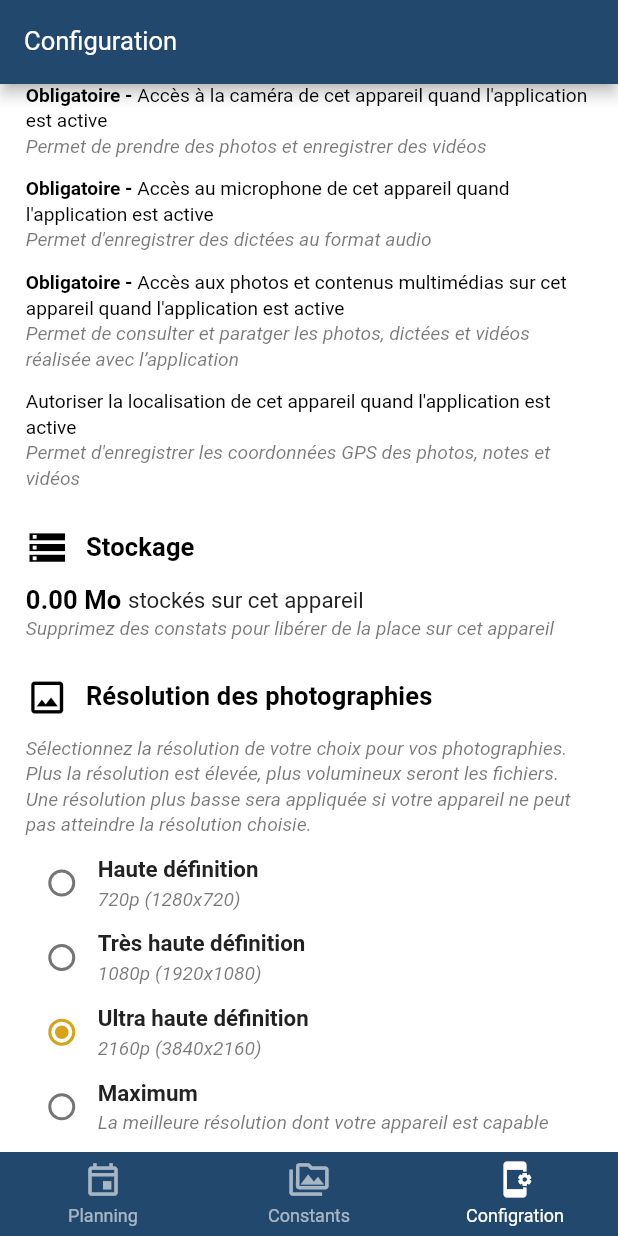
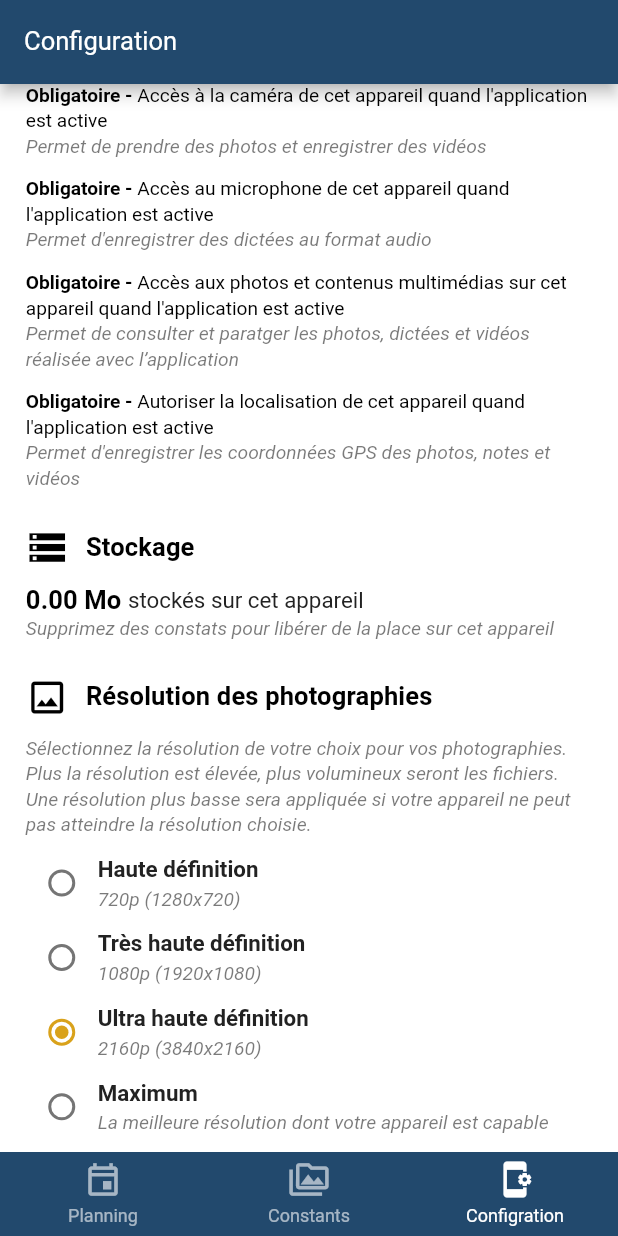
Before and after one commit to jason-moore92/2021-10-legatusapp, a Flutter app: the screen it shows after launch, item 3 of the bottom bar chosen, scrolled down 576 dp, on a phone screen of 412 x 824 dp. Run offline on Flutter 3.47's test engine with Material 2 defaults, Android fonts, the light colour scheme and no system bars; drawn by our look-alikes of persistent_bottom_nav_bar; our stand-ins replace audioplayers, camera, device_info, easy_localization, equatable, extended_image and 15 more; missing offline and left inert: date_time_format, flutter_sound, http_interceptor, json_diff; accounts and stored records are empty.

Commit message:
2021-08-18

```diff
--- a/lib/Helpers/file_helpers.dart
+++ b/lib/Helpers/file_helpers.dart
@@ -92,12 +92,13 @@ class FileHelpers {
 
   static Future<String?> getFilePath({
     @required String? mediaType,
+    String? subDirectory,
     String? createAt,
     @required int? rank,
     @required String? fileType,
   }) async {
     try {
-      String? path = await getDirectory();
+      String? path = await getDirectory(subDirectory: subDirectory);
       if (path == null) return null;
 
       Directory directory = await Directory(path).create();
@@ -145,7 +146,7 @@ class FileHelpers {
     return {'fileNum': fileNum, 'size': totalSize};
   }
 
-  static Future<String?> getDirectory() async {
+  static Future<String?> getDirectory({String? subDirectory}) async {
     Directory? directory;
     String path = "";
     try {
@@ -156,6 +157,13 @@ class FileHelpers {
       }
       path = directory!.path;
       path += "/local_medias";
+      if (subDirectory != null) {
+        Directory directory = await Directory(path).create();
+        bool isExists = await directory.exists();
+        if (!isExists) return null;
+        path += "/$subDirectory";
+      }
+
       return path;
     } catch (e) {
       return null;
--- a/lib/Pages/BottomNavbar/bottom_navbar.dart
+++ b/lib/Pages/BottomNavbar/bottom_navbar.dart
@@ -92,7 +92,9 @@ class _BottomNavbarState extends State<BottomNavbar> with SingleTickerProviderSt
       onWillPop: () async {
         NormalAskDialog.show(
           context,
-          content: "Are you sure to close the app?",
+          content: "Voulez-vous quitter l'application ?",
+          okButton: "Quitter",
+          cancelButton: "Annuler",
           callback: () {
             SystemNavigator.pop();
           },
--- a/lib/Pages/CameraPage/camera_view.dart
+++ b/lib/Pages/CameraPage/camera_view.dart
@@ -301,6 +301,7 @@ class _CameraViewState extends State<CameraView> with WidgetsBindingObserver, Ti
       );
       String? thumPath = await FileHelpers.getFilePath(
         mediaType: "photographie-thum",
+        subDirectory: "vignettes",
         rank: widget.localReportModel!.medias!.length + 1,
         fileType: imageFile.path.split(".").last,
       );
--- a/lib/Pages/Components/index.dart
+++ b/lib/Pages/Components/index.dart
@@ -7,3 +7,4 @@ export './note_media_widget.dart';
 export './picture_media_widget.dart';
 export './audio_media_widget.dart';
 export './video_media_widget.dart';
+export './custom_radio_button.dart';
--- a/lib/Pages/ConfigurationPage/configuration_view.dart
+++ b/lib/Pages/ConfigurationPage/configuration_view.dart
@@ -646,10 +646,10 @@ class _ConfigurationViewState extends State<ConfigurationView> with SingleTicker
                   RichText(
                     text: TextSpan(
                       children: [
-                        // TextSpan(
-                        //   text: LocaleKeys.ConfigurationPageString_obligatory.tr() + " - ",
-                        //   style: Theme.of(context).textTheme.bodyText2!.copyWith(color: Colors.black, fontWeight: FontWeight.bold),
-                        // ),
+                        TextSpan(
+                          text: LocaleKeys.ConfigurationPageString_obligatory.tr() + " - ",
+                          style: Theme.of(context).textTheme.bodyText2!.copyWith(color: Colors.black, fontWeight: FontWeight.bold),
+                        ),
                         TextSpan(
                           text: LocaleKeys.ConfigurationPageString_location_permission.tr(),
                           style: Theme.of(context).textTheme.bodyText2!.copyWith(color: Colors.black),
@@ -794,6 +794,12 @@ class _ConfigurationViewState extends State<ConfigurationView> with SingleTicker
               ),
             ),
             Expanded(
+              child: GestureDetector(
+                onTap: () {
+                  _appDataProvider!.settingsHandler(photoResolution: 0);
+                },
+                child: Container(
+                  color: Colors.transparent,
                   child: Column(
                     crossAxisAlignment: CrossAxisAlignment.start,
                     children: [
@@ -809,6 +815,8 @@ class _ConfigurationViewState extends State<ConfigurationView> with SingleTicker
                         style: Theme.of(context).textTheme.bodyText2!.copyWith(fontStyle: FontStyle.italic),
                       ),
                     ],
+                  ),
+                ),
               ),
             ),
           ],
@@ -830,6 +838,12 @@ class _ConfigurationViewState extends State<ConfigurationView> with SingleTicker
               ),
             ),
             Expanded(
+              child: GestureDetector(
+                onTap: () {
+                  _appDataProvider!.settingsHandler(photoResolution: 1);
+                },
+                child: Container(
+                  color: Colors.transparent,
                   child: Column(
                     crossAxisAlignment: CrossAxisAlignment.start,
                     children: [
@@ -845,6 +859,8 @@ class _ConfigurationViewState extends State<ConfigurationView> with SingleTicker
                         style: Theme.of(context).textTheme.bodyText2!.copyWith(fontStyle: FontStyle.italic),
                       ),
                     ],
+                  ),
+                ),
               ),
             ),
           ],
@@ -866,6 +882,12 @@ class _ConfigurationViewState extends State<ConfigurationView> with SingleTicker
               ),
             ),
             Expanded(
+              child: GestureDetector(
+                onTap: () {
+                  _appDataProvider!.settingsHandler(photoResolution: 2);
+                },
+                child: Container(
+                  color: Colors.transparent,
                   child: Column(
                     crossAxisAlignment: CrossAxisAlignment.start,
                     children: [
@@ -881,6 +903,8 @@ class _ConfigurationViewState extends State<ConfigurationView> with SingleTicker
                         style: Theme.of(context).textTheme.bodyText2!.copyWith(fontStyle: FontStyle.italic),
                       ),
                     ],
+                  ),
+                ),
               ),
             ),
           ],
@@ -902,6 +926,12 @@ class _ConfigurationViewState extends State<ConfigurationView> with SingleTicker
               ),
             ),
             Expanded(
+              child: GestureDetector(
+                onTap: () {
+                  _appDataProvider!.settingsHandler(photoResolution: 3);
+                },
+                child: Container(
+                  color: Colors.transparent,
                   child: Column(
                     crossAxisAlignment: CrossAxisAlignment.start,
                     children: [
@@ -917,6 +947,8 @@ class _ConfigurationViewState extends State<ConfigurationView> with SingleTicker
                         style: Theme.of(context).textTheme.bodyText2!.copyWith(fontStyle: FontStyle.italic),
                       ),
                     ],
+                  ),
+                ),
               ),
             ),
           ],
@@ -961,6 +993,12 @@ class _ConfigurationViewState extends State<ConfigurationView> with SingleTicker
               ),
             ),
             Expanded(
+              child: GestureDetector(
+                onTap: () {
+                  _appDataProvider!.settingsHandler(videoResolution: 0);
+                },
+                child: Container(
+                  color: Colors.transparent,
                   child: Column(
                     crossAxisAlignment: CrossAxisAlignment.start,
                     children: [
@@ -976,6 +1014,8 @@ class _ConfigurationViewState extends State<ConfigurationView> with SingleTicker
                         style: Theme.of(context).textTheme.bodyText2!.copyWith(fontStyle: FontStyle.italic),
                       ),
                     ],
+                  ),
+                ),
               ),
             ),
           ],
@@ -997,6 +1037,12 @@ class _ConfigurationViewState extends State<ConfigurationView> with SingleTicker
               ),
             ),
             Expanded(
+              child: GestureDetector(
+                onTap: () {
+                  _appDataProvider!.settingsHandler(videoResolution: 1);
+                },
+                child: Container(
+                  color: Colors.transparent,
                   child: Column(
                     crossAxisAlignment: CrossAxisAlignment.start,
                     children: [
@@ -1012,6 +1058,8 @@ class _ConfigurationViewState extends State<ConfigurationView> with SingleTicker
                         style: Theme.of(context).textTheme.bodyText2!.copyWith(fontStyle: FontStyle.italic),
                       ),
                     ],
+                  ),
+                ),
               ),
             ),
           ],
@@ -1033,6 +1081,12 @@ class _ConfigurationViewState extends State<ConfigurationView> with SingleTicker
               ),
             ),
             Expanded(
+              child: GestureDetector(
+                onTap: () {
+                  _appDataProvider!.settingsHandler(videoResolution: 2);
+                },
+                child: Container(
+                  color: Colors.transparent,
                   child: Column(
                     crossAxisAlignment: CrossAxisAlignment.start,
                     children: [
@@ -1048,6 +1102,8 @@ class _ConfigurationViewState extends State<ConfigurationView> with SingleTicker
                         style: Theme.of(context).textTheme.bodyText2!.copyWith(fontStyle: FontStyle.italic),
                       ),
                     ],
+                  ),
+                ),
               ),
             ),
           ],
@@ -1069,6 +1125,12 @@ class _ConfigurationViewState extends State<ConfigurationView> with SingleTicker
               ),
             ),
             Expanded(
+              child: GestureDetector(
+                onTap: () {
+                  _appDataProvider!.settingsHandler(videoResolution: 3);
+                },
+                child: Container(
+                  color: Colors.transparent,
                   child: Column(
                     crossAxisAlignment: CrossAxisAlignment.start,
                     children: [
@@ -1084,6 +1146,8 @@ class _ConfigurationViewState extends State<ConfigurationView> with SingleTicker
                         style: Theme.of(context).textTheme.bodyText2!.copyWith(fontStyle: FontStyle.italic),
                       ),
                     ],
+                  ),
+                ),
               ),
             ),
           ],
--- a/lib/Pages/PlanningPage/planning_view.dart
+++ b/lib/Pages/PlanningPage/planning_view.dart
@@ -58,13 +58,11 @@ class _PlanningViewState extends State<PlanningView> with SingleTickerProviderSt
   }
 
   void _goToLocalReportPage() async {
-    LocalReportModel localReportModel = await LocalReportApiProvider.getLocalReportModelByReportId(
+    LocalReportModel? localReportModel = await LocalReportApiProvider.getLocalReportModelByReportId(
       reportId: widget.planningReportModel!.reportId,
     );
 
-    if (localReportModel.reportId != 0) {
-      ///
-    } else {
+    if (localReportModel == null) {
       LocalReportModel localReportModel = LocalReportModel();
       localReportModel.reportId = widget.planningReportModel!.reportId;
       localReportModel.name = widget.planningReportModel!.name;
```
Also changed, not shown: lib/ApiDataProviders/local_report_api_provider.dart (+10 -2 lines), lib/Pages/Components/custom_radio_button.dart (added, +85 -0 lines), lib/Pages/ReportNewPage/new_report_view.dart (+14 -2 lines). Lines whose indentation alone changed are shown as unchanged.
